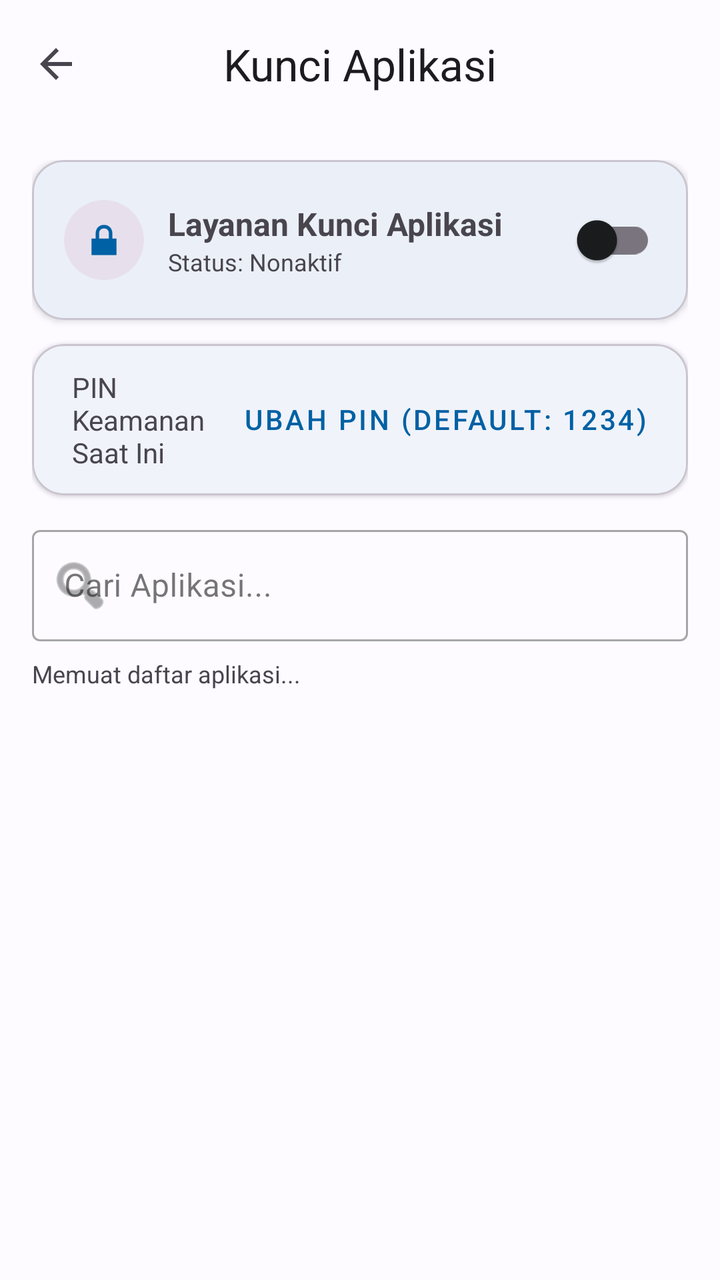
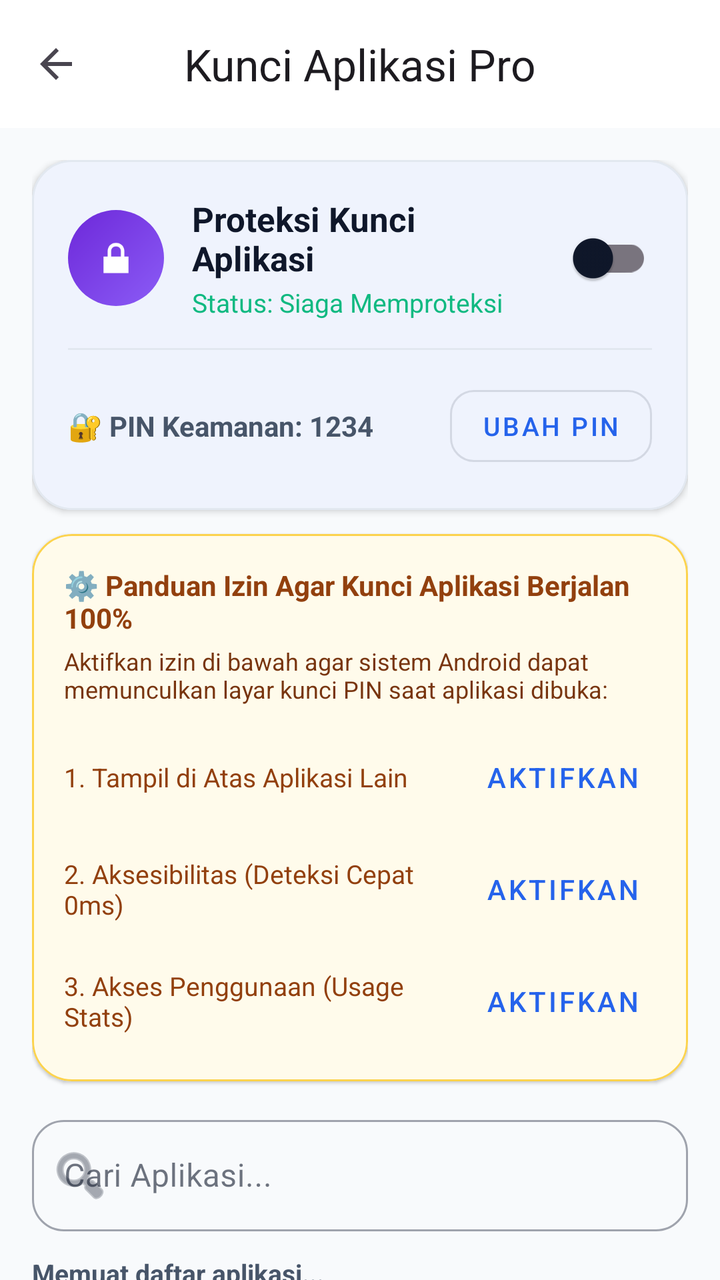

An Android layout rendered at two revisions. The XML below is the earlier revision; the diff shows what the commit changed to produce the second picture.
<!-- AndroidManifest.xml: application theme Theme.CekUserAgent -->
<!-- res/layout/activity_app_lock.xml -->
<?xml version="1.0" encoding="utf-8"?>
<LinearLayout
    xmlns:android="http://schemas.android.com/apk/res/android"
    xmlns:app="http://schemas.android.com/apk/res-auto"
    android:layout_width="match_parent"
    android:layout_height="match_parent"
    android:orientation="vertical"
    android:background="?android:attr/colorBackground">

    <com.google.android.material.appbar.AppBarLayout
        android:layout_width="match_parent"
        android:layout_height="wrap_content">
        <com.google.android.material.appbar.MaterialToolbar
            android:id="@+id/toolbar"
            android:layout_width="match_parent"
            android:layout_height="?attr/actionBarSize"
            app:title="Kunci Aplikasi"
            app:titleCentered="true"
            app:navigationIcon="?attr/homeAsUpIndicator"/>
    </com.google.android.material.appbar.AppBarLayout>

    <LinearLayout
        android:layout_width="match_parent"
        android:layout_height="wrap_content"
        android:orientation="vertical"
        android:padding="16dp">

        
        <com.google.android.material.card.MaterialCardView
            android:layout_width="match_parent"
            android:layout_height="wrap_content"
            android:layout_marginBottom="12dp"
            app:cardCornerRadius="16dp"
            app:cardElevation="2dp">
            
            <LinearLayout
                android:layout_width="match_parent"
                android:layout_height="wrap_content"
                android:orientation="horizontal"
                android:gravity="center_vertical"
                android:padding="16dp">

                <ImageView
                    android:layout_width="40dp"
                    android:layout_height="40dp"
                    android:src="@android:drawable/ic_lock_lock"
                    app:tint="?attr/colorPrimary"
                    android:background="@drawable/circle_bg"
                    android:padding="8dp"/>

                <LinearLayout
                    android:layout_width="0dp"
                    android:layout_height="wrap_content"
                    android:layout_weight="1"
                    android:orientation="vertical"
                    android:layout_marginStart="12dp"
                    android:layout_marginEnd="8dp">

                    <TextView
                        android:layout_width="wrap_content"
                        android:layout_height="wrap_content"
                        android:text="Layanan Kunci Aplikasi"
                        android:textSize="16sp"
                        android:textStyle="bold"/>

                    <TextView
                        android:id="@+id/tvLockStatus"
                        android:layout_width="wrap_content"
                        android:layout_height="wrap_content"
                        android:text="Status: Nonaktif"
                        android:textSize="12sp"
                        android:textColor="?android:attr/textColorSecondary"/>
                </LinearLayout>

                <com.google.android.material.switchmaterial.SwitchMaterial
                    android:id="@+id/switchMasterLock"
                    android:layout_width="wrap_content"
                    android:layout_height="wrap_content"/>
            </LinearLayout>
        </com.google.android.material.card.MaterialCardView>

        
        <com.google.android.material.card.MaterialCardView
            android:layout_width="match_parent"
            android:layout_height="wrap_content"
            android:layout_marginBottom="12dp"
            app:cardCornerRadius="16dp"
            app:cardElevation="1dp">

            <LinearLayout
                android:layout_width="match_parent"
                android:layout_height="wrap_content"
                android:orientation="horizontal"
                android:gravity="center_vertical"
                android:padding="12dp">

                <TextView
                    android:layout_width="0dp"
                    android:layout_height="wrap_content"
                    android:layout_weight="1"
                    android:text="PIN Keamanan Saat Ini"
                    android:textSize="14sp"
                    android:layout_marginStart="8dp"/>

                <Button
                    android:id="@+id/btnChangePin"
                    style="@style/Widget.MaterialComponents.Button.TextButton"
                    android:layout_width="wrap_content"
                    android:layout_height="wrap_content"
                    android:text="Ubah PIN (Default: 1234)"/>
            </LinearLayout>
        </com.google.android.material.card.MaterialCardView>

        
        <com.google.android.material.card.MaterialCardView
            android:id="@+id/cardPermissionWarning"
            android:layout_width="match_parent"
            android:layout_height="wrap_content"
            android:layout_marginBottom="12dp"
            app:cardCornerRadius="16dp"
            app:cardElevation="1dp"
            app:cardBackgroundColor="#FFF3E0"
            android:visibility="gone">

            <LinearLayout
                android:layout_width="match_parent"
                android:layout_height="wrap_content"
                android:orientation="vertical"
                android:padding="16dp">

                <TextView
                    android:layout_width="wrap_content"
                    android:layout_height="wrap_content"
                    android:text="⚠️ Izin Sistem Diperlukan"
                    android:textStyle="bold"
                    android:textColor="#E65100"
                    android:textSize="14sp"/>

                <TextView
                    android:layout_width="wrap_content"
                    android:layout_height="wrap_content"
                    android:text="Aktifkan Izin Akses Penggunaan (Usage Access) agar aplikasi dapat mendeteksi saat aplikasi yang terkunci dibuka."
                    android:textSize="12sp"
                    android:textColor="#5D4037"
                    android:layout_marginTop="4dp"
                    android:layout_marginBottom="8dp"/>

                <Button
                    android:id="@+id/btnGrantPermission"
                    android:layout_width="match_parent"
                    android:layout_height="wrap_content"
                    android:text="Buka Pengaturan Izin"
                    style="@style/Widget.MaterialComponents.Button.UnelevatedButton"/>
            </LinearLayout>
        </com.google.android.material.card.MaterialCardView>

        
        <com.google.android.material.textfield.TextInputLayout
            android:layout_width="match_parent"
            android:layout_height="wrap_content"
            android:hint="Cari Aplikasi..."
            app:startIconDrawable="@android:drawable/ic_menu_search"
            style="@style/Widget.MaterialComponents.TextInputLayout.OutlinedBox">

            <com.google.android.material.textfield.TextInputEditText
                android:id="@+id/etSearchApp"
                android:layout_width="match_parent"
                android:layout_height="wrap_content"
                android:inputType="text"
                android:maxLines="1"/>
        </com.google.android.material.textfield.TextInputLayout>

        <TextView
            android:id="@+id/tvAppCount"
            android:layout_width="match_parent"
            android:layout_height="wrap_content"
            android:text="Memuat daftar aplikasi..."
            android:textSize="12sp"
            android:textColor="?android:attr/textColorSecondary"
            android:layout_marginTop="8dp"
            android:layout_marginBottom="4dp"/>
    </LinearLayout>

    <FrameLayout
        android:layout_width="match_parent"
        android:layout_height="0dp"
        android:layout_weight="1">

        <androidx.recyclerview.widget.RecyclerView
            android:id="@+id/rvApps"
            android:layout_width="match_parent"
            android:layout_height="match_parent"
            android:clipToPadding="false"
            android:paddingBottom="16dp"/>

        <ProgressBar
            android:id="@+id/progressBar"
            android:layout_width="wrap_content"
            android:layout_height="wrap_content"
            android:layout_gravity="center"/>
    </FrameLayout>

</LinearLayout>
<!-- resources referenced by this layout -->
<resources>
  <!-- drawable circle_bg (drawable) -->
  <?xml version="1.0" encoding="utf-8"?>
  <shape xmlns:android="http://schemas.android.com/apk/res/android"
      android:shape="oval">
      <solid android:color="?attr/colorSurfaceVariant"/>
  </shape>
  <style name="Theme.CekUserAgent" parent="Theme.Material3.DayNight.NoActionBar">
          <item name="colorPrimary">@color/primary</item>
          <item name="colorOnPrimary">@color/onPrimary</item>
          <item name="colorPrimaryContainer">@color/primaryContainer</item>
          <item name="colorOnPrimaryContainer">@color/onPrimaryContainer</item>
          <item name="colorSecondary">@color/secondary</item>
          <item name="colorOnSecondary">@color/onSecondary</item>
          <item name="colorSecondaryContainer">@color/secondaryContainer</item>
          <item name="colorOnSecondaryContainer">@color/onSecondaryContainer</item>
          <item name="android:colorBackground">@color/background</item>
          <item name="colorSurface">@color/surface</item>
          <item name="colorOnSurface">@color/onSurface</item>
      </style>
  <color name="primary">#0061A4</color>
  <color name="onPrimary">#FFFFFF</color>
  <color name="primaryContainer">#D1E4FF</color>
  <color name="onPrimaryContainer">#001D36</color>
  <color name="secondary">#535F70</color>
  <color name="onSecondary">#FFFFFF</color>
  <color name="secondaryContainer">#D7E3F7</color>
  <color name="onSecondaryContainer">#101C2B</color>
  <color name="background">#FDFBFF</color>
  <color name="surface">#FDFBFF</color>
  <color name="onSurface">#1A1C1E</color>
</resources>

<!-- the commit's change to res/layout/activity_app_lock.xml (unified diff, before → after) -->
@@ -5,199 +5,306 @@
     android:layout_width="match_parent"
     android:layout_height="match_parent"
     android:orientation="vertical"
-    android:background="?android:attr/colorBackground">
+    android:background="@color/background">
 
     <com.google.android.material.appbar.AppBarLayout
         android:layout_width="match_parent"
-        android:layout_height="wrap_content">
+        android:layout_height="wrap_content"
+        app:elevation="0dp"
+        android:background="@android:color/transparent">
+
         <com.google.android.material.appbar.MaterialToolbar
             android:id="@+id/toolbar"
             android:layout_width="match_parent"
             android:layout_height="?attr/actionBarSize"
-            app:title="Kunci Aplikasi"
+            app:title="Kunci Aplikasi Pro"
             app:titleCentered="true"
-            app:navigationIcon="?attr/homeAsUpIndicator"/>
+            app:navigationIcon="?attr/homeAsUpIndicator"
+            android:background="@color/surface"/>
     </com.google.android.material.appbar.AppBarLayout>
 
-    <LinearLayout
+    <androidx.core.widget.NestedScrollView
         android:layout_width="match_parent"
-        android:layout_height="wrap_content"
-        android:orientation="vertical"
-        android:padding="16dp">
-
-        
-        <com.google.android.material.card.MaterialCardView
+        android:layout_height="match_parent"
+        android:fillViewport="true">
+
+        <LinearLayout
             android:layout_width="match_parent"
             android:layout_height="wrap_content"
-            android:layout_marginBottom="12dp"
-            app:cardCornerRadius="16dp"
-            app:cardElevation="2dp">
+            android:orientation="vertical"
+            android:padding="16dp">
+
+            
+            <com.google.android.material.card.MaterialCardView
+                android:layout_width="match_parent"
+                android:layout_height="wrap_content"
+                android:layout_marginBottom="12dp"
+                app:cardCornerRadius="20dp"
+                app:cardElevation="2dp"
+                app:strokeWidth="1dp"
+                app:strokeColor="@color/cardBorder"
+                app:cardBackgroundColor="@color/surface">
+                
+                <LinearLayout
+                    android:layout_width="match_parent"
+                    android:layout_height="wrap_content"
+                    android:orientation="vertical"
+                    android:padding="18dp">
+
+                    <LinearLayout
+                        android:layout_width="match_parent"
+                        android:layout_height="wrap_content"
+                        android:orientation="horizontal"
+                        android:gravity="center_vertical">
+
+                        <ImageView
+                            android:layout_width="48dp"
+                            android:layout_height="48dp"
+                            android:src="@android:drawable/ic_lock_lock"
+                            app:tint="#FFFFFF"
+                            android:background="@drawable/bg_icon_purple"
+                            android:padding="12dp"/>
+
+                        <LinearLayout
+                            android:layout_width="0dp"
+                            android:layout_height="wrap_content"
+                            android:layout_weight="1"
+                            android:orientation="vertical"
+                            android:layout_marginStart="14dp"
+                            android:layout_marginEnd="8dp">
+
+                            <TextView
+                                android:layout_width="wrap_content"
+                                android:layout_height="wrap_content"
+                                android:text="Proteksi Kunci Aplikasi"
+                                android:textSize="17sp"
+                                android:textStyle="bold"
+                                android:textColor="@color/onSurface"/>
+
+                            <TextView
+                                android:id="@+id/tvLockStatus"
+                                android:layout_width="wrap_content"
+                                android:layout_height="wrap_content"
+                                android:text="Status: Siaga Memproteksi"
+                                android:textSize="13sp"
+                                android:textColor="@color/success"
+                                android:layout_marginTop="2dp"/>
+                        </LinearLayout>
+
+                        <com.google.android.material.switchmaterial.SwitchMaterial
+                            android:id="@+id/switchMasterLock"
+                            android:layout_width="wrap_content"
+                            android:layout_height="wrap_content"/>
+                    </LinearLayout>
+
+                    <View
+                        android:layout_width="match_parent"
+                        android:layout_height="1dp"
+                        android:background="@color/cardBorder"
+                        android:layout_marginTop="14dp"
+                        android:layout_marginBottom="14dp"/>
+
+                    
+                    <LinearLayout
+                        android:layout_width="match_parent"
+                        android:layout_height="wrap_content"
+                        android:orientation="horizontal"
+                        android:gravity="center_vertical">
+
+                        <TextView
+                            android:id="@+id/tvPinPreview"
+                            android:layout_width="0dp"
+                            android:layout_height="wrap_content"
+                            android:layout_weight="1"
+                            android:text="🔐 PIN Keamanan: 1234"
+                            android:textSize="14sp"
+                            android:textStyle="bold"
+                            android:textColor="@color/onSurfaceVariant"/>
+
+                        <com.google.android.material.button.MaterialButton
+                            android:id="@+id/btnChangePin"
+                            style="@style/Widget.MaterialComponents.Button.OutlinedButton"
+                            android:layout_width="wrap_content"
+                            android:layout_height="wrap_content"
+                            android:text="Ubah PIN"
+                            android:textSize="13sp"
+                            app:cornerRadius="12dp"/>
+                    </LinearLayout>
+                </LinearLayout>
+            </com.google.android.material.card.MaterialCardView>
+
+            
+            <com.google.android.material.card.MaterialCardView
+                android:id="@+id/cardPermissions"
+                android:layout_width="match_parent"
+                android:layout_height="wrap_content"
+                android:layout_marginBottom="14dp"
+                app:cardCornerRadius="20dp"
+                app:cardElevation="1dp"
+                app:strokeWidth="1dp"
+                app:strokeColor="#FCD34D"
+                app:cardBackgroundColor="#FFFBEB">
+
+                <LinearLayout
+                    android:layout_width="match_parent"
+                    android:layout_height="wrap_content"
+                    android:orientation="vertical"
+                    android:padding="16dp">
+
+                    <TextView
+                        android:layout_width="wrap_content"
+                        android:layout_height="wrap_content"
+                        android:text="⚙️ Panduan Izin Agar Kunci Aplikasi Berjalan 100%"
+                        android:textStyle="bold"
+                        android:textColor="#92400E"
+                        android:textSize="14sp"/>
+
+                    <TextView
+                        android:layout_width="wrap_content"
+                        android:layout_height="wrap_content"
+                        android:text="Aktifkan izin di bawah agar sistem Android dapat memunculkan layar kunci PIN saat aplikasi dibuka:"
+                        android:textSize="12sp"
+                        android:textColor="#78350F"
+                        android:layout_marginTop="4dp"
+                        android:layout_marginBottom="12dp"/>
+
+                    
+                    <LinearLayout
+                        android:layout_width="match_parent"
+                        android:layout_height="wrap_content"
+                        android:orientation="horizontal"
+                        android:gravity="center_vertical"
+                        android:layout_marginBottom="8dp">
+
+                        <TextView
+                            android:id="@+id/tvOverlayStatus"
+                            android:layout_width="0dp"
+                            android:layout_height="wrap_content"
+                            android:layout_weight="1"
+                            android:text="1. Tampil di Atas Aplikasi Lain"
+                            android:textSize="13sp"
+                            android:textColor="#92400E"/>
+
+                        <Button
+                            android:id="@+id/btnPermOverlay"
+                            style="@style/Widget.MaterialComponents.Button.TextButton"
+                            android:layout_width="wrap_content"
+                            android:layout_height="wrap_content"
+                            android:text="Aktifkan"
+                            android:textColor="@color/primary"/>
+                    </LinearLayout>
+
+                    
+                    <LinearLayout
+                        android:layout_width="match_parent"
+                        android:layout_height="wrap_content"
+                        android:orientation="horizontal"
+                        android:gravity="center_vertical"
+                        android:layout_marginBottom="8dp">
+
+                        <TextView
+                            android:id="@+id/tvAccessibilityStatus"
+                            android:layout_width="0dp"
+                            android:layout_height="wrap_content"
+                            android:layout_weight="1"
+                            android:text="2. Aksesibilitas (Deteksi Cepat 0ms)"
+                            android:textSize="13sp"
+                            android:textColor="#92400E"/>
+
+                        <Button
+                            android:id="@+id/btnPermAccessibility"
+                            style="@style/Widget.MaterialComponents.Button.TextButton"
+                            android:layout_width="wrap_content"
+                            android:layout_height="wrap_content"
+                            android:text="Aktifkan"
+                            android:textColor="@color/primary"/>
+                    </LinearLayout>
+
+                    
+                    <LinearLayout
+                        android:layout_width="match_parent"
+                        android:layout_height="wrap_content"
+                        android:orientation="horizontal"
+                        android:gravity="center_vertical">
+
+                        <TextView
+                            android:id="@+id/tvUsageStatus"
+                            android:layout_width="0dp"
+                            android:layout_height="wrap_content"
+                            android:layout_weight="1"
+                            android:text="3. Akses Penggunaan (Usage Stats)"
+                            android:textSize="13sp"
+                            android:textColor="#92400E"/>
+
+                        <Button
+                            android:id="@+id/btnPermUsage"
+                            style="@style/Widget.MaterialComponents.Button.TextButton"
+                            android:layout_width="wrap_content"
+                            android:layout_height="wrap_content"
+                            android:text="Aktifkan"
+                            android:textColor="@color/primary"/>
+                    </LinearLayout>
+                </LinearLayout>
+            </com.google.android.material.card.MaterialCardView>
+
+            
+            <com.google.android.material.textfield.TextInputLayout
+                android:layout_width="match_parent"
+                android:layout_height="wrap_content"
+                android:hint="Cari Aplikasi..."
+                app:startIconDrawable="@android:drawable/ic_menu_search"
+                app:boxCornerRadiusTopStart="16dp"
+                app:boxCornerRadiusTopEnd="16dp"
+                app:boxCornerRadiusBottomStart="16dp"
+                app:boxCornerRadiusBottomEnd="16dp"
+                style="@style/Widget.MaterialComponents.TextInputLayout.OutlinedBox">
+
+                <com.google.android.material.textfield.TextInputEditText
+                    android:id="@+id/etSearchApp"
+                    android:layout_width="match_parent"
+                    android:layout_height="wrap_content"
+                    android:inputType="text"
+                    android:maxLines="1"/>
+            </com.google.android.material.textfield.TextInputLayout>
+
             
             <LinearLayout
                 android:layout_width="match_parent"
                 android:layout_height="wrap_content"
                 android:orientation="horizontal"
                 android:gravity="center_vertical"
-                android:padding="16dp">
-
-                <ImageView
-                    android:layout_width="40dp"
-                    android:layout_height="40dp"
-                    android:src="@android:drawable/ic_lock_lock"
-                    app:tint="?attr/colorPrimary"
-                    android:background="@drawable/circle_bg"
-                    android:padding="8dp"/>
-
-                <LinearLayout
+                android:layout_marginTop="12dp"
+                android:layout_marginBottom="8dp">
+
+                <TextView
+                    android:id="@+id/tvAppCount"
                     android:layout_width="0dp"
                     android:layout_height="wrap_content"
                     android:layout_weight="1"
-                    android:orientation="vertical"
-                    android:layout_marginStart="12dp"
-                    android:layout_marginEnd="8dp">
-
-                    <TextView
-                        android:layout_width="wrap_content"
-                        android:layout_height="wrap_content"
-                        android:text="Layanan Kunci Aplikasi"
-                        android:textSize="16sp"
-                        android:textStyle="bold"/>
-
-                    <TextView
-                        android:id="@+id/tvLockStatus"
-                        android:layout_width="wrap_content"
-                        android:layout_height="wrap_content"
-                        android:text="Status: Nonaktif"
-                        android:textSize="12sp"
-                        android:textColor="?android:attr/textColorSecondary"/>
-                </LinearLayout>
-
-                <com.google.android.material.switchmaterial.SwitchMaterial
-                    android:id="@+id/switchMasterLock"
+                    android:text="Memuat daftar aplikasi..."
+                    android:textSize="13sp"
+                    android:textStyle="bold"
+                    android:textColor="@color/onSurfaceVariant"/>
+            </LinearLayout>
+
+            <FrameLayout
+                android:layout_width="match_parent"
+                android:layout_height="450dp">
+
+                <androidx.recyclerview.widget.RecyclerView
+                    android:id="@+id/rvApps"
+                    android:layout_width="match_parent"
+                    android:layout_height="match_parent"
+                    android:clipToPadding="false"
+                    android:paddingBottom="16dp"/>
+
+                <ProgressBar
+                    android:id="@+id/progressBar"
                     android:layout_width="wrap_content"
-                    android:layout_height="wrap_content"/>
-            </LinearLayout>
-        </com.google.android.material.card.MaterialCardView>
-
-        
-        <com.google.android.material.card.MaterialCardView
-            android:layout_width="match_parent"
-            android:layout_height="wrap_content"
-            android:layout_marginBottom="12dp"
-            app:cardCornerRadius="16dp"
-            app:cardElevation="1dp">
-
-            <LinearLayout
-                android:layout_width="match_parent"
-                android:layout_height="wrap_content"
-                android:orientation="horizontal"
-                android:gravity="center_vertical"
-                android:padding="12dp">
-
-                <TextView
-                    android:layout_width="0dp"
-                    android:layout_height="wrap_content"
-                    android:layout_weight="1"
-                    android:text="PIN Keamanan Saat Ini"
-                    android:textSize="14sp"
-                    android:layout_marginStart="8dp"/>
-
-                <Button
-                    android:id="@+id/btnChangePin"
-                    style="@style/Widget.MaterialComponents.Button.TextButton"
-                    android:layout_width="wrap_content"
-                    android:layout_height="wrap_content"
-                    android:text="Ubah PIN (Default: 1234)"/>
-            </LinearLayout>
-        </com.google.android.material.card.MaterialCardView>
-
-        
-        <com.google.android.material.card.MaterialCardView
-            android:id="@+id/cardPermissionWarning"
-            android:layout_width="match_parent"
-            android:layout_height="wrap_content"
-            android:layout_marginBottom="12dp"
-            app:cardCornerRadius="16dp"
-            app:cardElevation="1dp"
-            app:cardBackgroundColor="#FFF3E0"
-            android:visibility="gone">
-
-            <LinearLayout
-                android:layout_width="match_parent"
-                android:layout_height="wrap_content"
-                android:orientation="vertical"
-                android:padding="16dp">
-
-                <TextView
-                    android:layout_width="wrap_content"
-                    android:layout_height="wrap_content"
-                    android:text="⚠️ Izin Sistem Diperlukan"
-                    android:textStyle="bold"
-                    android:textColor="#E65100"
-                    android:textSize="14sp"/>
-
-                <TextView
-                    android:layout_width="wrap_content"
-                    android:layout_height="wrap_content"
-                    android:text="Aktifkan Izin Akses Penggunaan (Usage Access) agar aplikasi dapat mendeteksi saat aplikasi yang terkunci dibuka."
-                    android:textSize="12sp"
-                    android:textColor="#5D4037"
-                    android:layout_marginTop="4dp"
-                    android:layout_marginBottom="8dp"/>
-
-                <Button
-                    android:id="@+id/btnGrantPermission"
-                    android:layout_width="match_parent"
-                    android:layout_height="wrap_content"
-                    android:text="Buka Pengaturan Izin"
-                    style="@style/Widget.MaterialComponents.Button.UnelevatedButton"/>
-            </LinearLayout>
-        </com.google.android.material.card.MaterialCardView>
-
-        
-        <com.google.android.material.textfield.TextInputLayout
-            android:layout_width="match_parent"
-            android:layout_height="wrap_content"
-            android:hint="Cari Aplikasi..."
-            app:startIconDrawable="@android:drawable/ic_menu_search"
-            style="@style/Widget.MaterialComponents.TextInputLayout.OutlinedBox">
-
-            <com.google.android.material.textfield.TextInputEditText
-                android:id="@+id/etSearchApp"
-                android:layout_width="match_parent"
-                android:layout_height="wrap_content"
-                android:inputType="text"
-                android:maxLines="1"/>
-        </com.google.android.material.textfield.TextInputLayout>
-
-        <TextView
-            android:id="@+id/tvAppCount"
-            android:layout_width="match_parent"
-            android:layout_height="wrap_content"
-            android:text="Memuat daftar aplikasi..."
-            android:textSize="12sp"
-            android:textColor="?android:attr/textColorSecondary"
-            android:layout_marginTop="8dp"
-            android:layout_marginBottom="4dp"/>
-    </LinearLayout>
-
-    <FrameLayout
-        android:layout_width="match_parent"
-        android:layout_height="0dp"
-        android:layout_weight="1">
-
-        <androidx.recyclerview.widget.RecyclerView
-            android:id="@+id/rvApps"
-            android:layout_width="match_parent"
-            android:layout_height="match_parent"
-            android:clipToPadding="false"
-            android:paddingBottom="16dp"/>
-
-        <ProgressBar
-            android:id="@+id/progressBar"
-            android:layout_width="wrap_content"
-            android:layout_height="wrap_content"
-            android:layout_gravity="center"/>
-    </FrameLayout>
-
+                    android:layout_height="wrap_content"
+                    android:layout_gravity="center"/>
+            </FrameLayout>
+
+        </LinearLayout>
+    </androidx.core.widget.NestedScrollView>
 </LinearLayout>
<!-- resource entries referenced after the edit -->
@@ -1,11 +1,5 @@
 <!-- resources referenced by this layout -->
 <resources>
-  <!-- drawable circle_bg (drawable) -->
-  <?xml version="1.0" encoding="utf-8"?>
-  <shape xmlns:android="http://schemas.android.com/apk/res/android"
-      android:shape="oval">
-      <solid android:color="?attr/colorSurfaceVariant"/>
-  </shape>
   <style name="Theme.CekUserAgent" parent="Theme.Material3.DayNight.NoActionBar">
           <item name="colorPrimary">@color/primary</item>
           <item name="colorOnPrimary">@color/onPrimary</item>
@@ -19,16 +13,29 @@
           <item name="colorSurface">@color/surface</item>
           <item name="colorOnSurface">@color/onSurface</item>
       </style>
-  <color name="primary">#0061A4</color>
+  <color name="primary">#2563EB</color>
+  <color name="success">#10B981</color>
   <color name="onPrimary">#FFFFFF</color>
-  <color name="primaryContainer">#D1E4FF</color>
-  <color name="onPrimaryContainer">#001D36</color>
-  <color name="secondary">#535F70</color>
+  <color name="primaryContainer">#DBEAFE</color>
+  <color name="onPrimaryContainer">#1E3A8A</color>
+  <color name="secondary">#4F46E5</color>
   <color name="onSecondary">#FFFFFF</color>
-  <color name="secondaryContainer">#D7E3F7</color>
-  <color name="onSecondaryContainer">#101C2B</color>
-  <color name="background">#FDFBFF</color>
-  <color name="surface">#FDFBFF</color>
-  <color name="onSurface">#1A1C1E</color>
+  <color name="secondaryContainer">#E0E7FF</color>
+  <color name="onSecondaryContainer">#312E81</color>
+  <color name="background">#F8FAFC</color>
+  <color name="cardBorder">#E2E8F0</color>
+  <color name="surface">#FFFFFF</color>
+  <!-- drawable bg_icon_purple (drawable) -->
+  <?xml version="1.0" encoding="utf-8"?>
+  <shape xmlns:android="http://schemas.android.com/apk/res/android"
+      android:shape="oval">
+      <gradient
+          android:angle="135"
+          android:startColor="#8B5CF6"
+          android:endColor="#6D28D9"
+          android:type="linear" />
+  </shape>
+  <color name="onSurface">#0F172A</color>
+  <color name="onSurfaceVariant">#475569</color>
 </resources>
 
